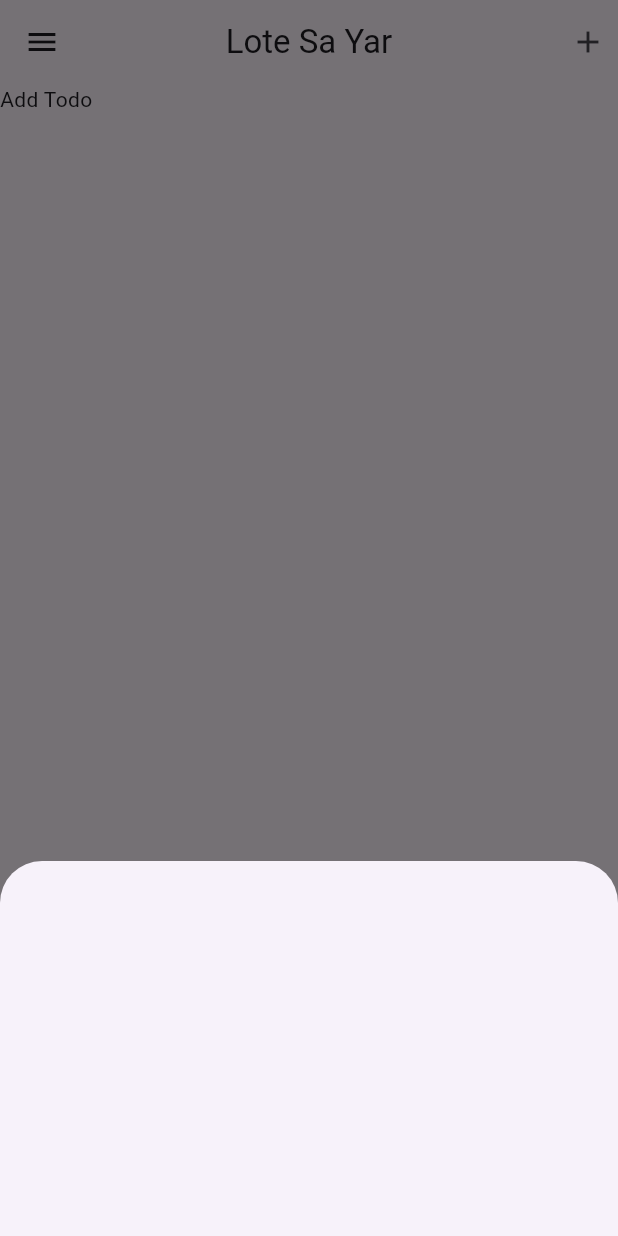
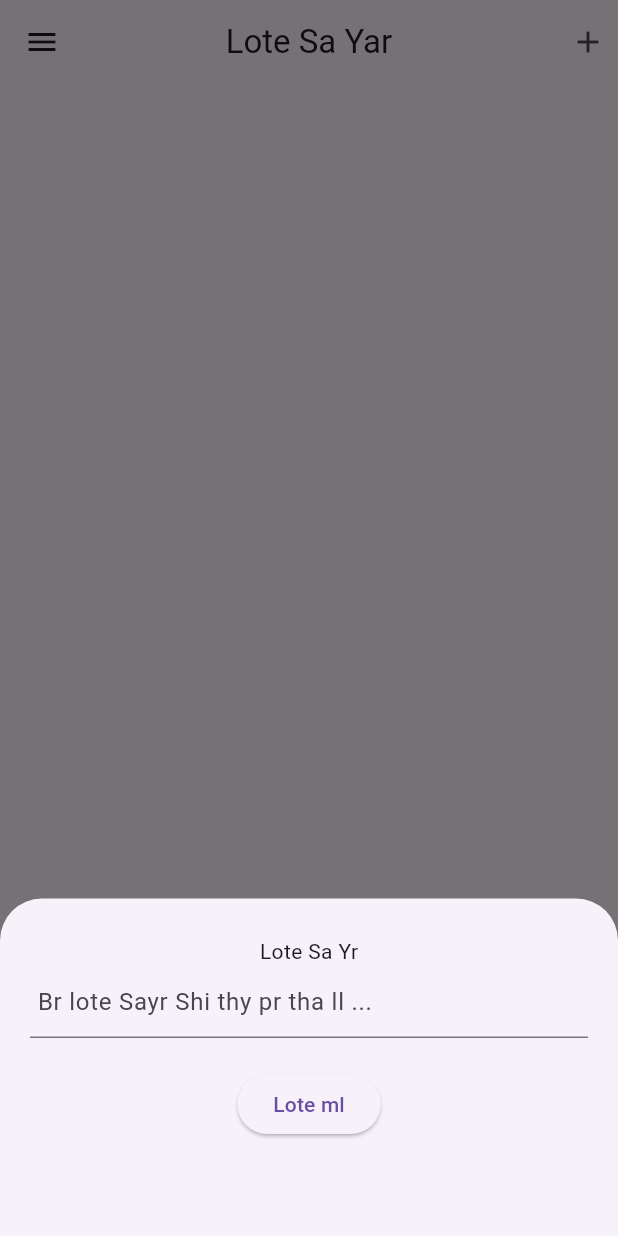
Before and after one commit to Myatty/Lote-Sa-Yar, a Flutter app: the screen it shows after launch, after a tap on the "add" icon, on a phone screen of 412 x 824 dp. Run offline on Flutter 3.47's test engine with Material 3 defaults, Android fonts, the phone set to English and light mode, and no system bars; our stand-ins replace feather_icons.

Commit message:
Add Text Controller

```diff
--- a/lib/addTodo.dart
+++ b/lib/addTodo.dart
@@ -8,8 +8,32 @@ class AddTodo extends StatefulWidget {
 }
 
 class _AddTodoState extends State<AddTodo> {
+  TextEditingController todoText = TextEditingController();
+
   @override
   Widget build(BuildContext context) {
-    return Text('Add Todo');
+    return Column(
+      children: [
+        Padding(
+          padding: const EdgeInsets.only(top: 5),
+          child: Text(
+            'Lote Sa Yr',
+          ),
+        ),
+        TextField(
+          controller: todoText,
+          decoration: InputDecoration(
+              contentPadding: EdgeInsets.all(5),
+              hintText: 'Br lote Sayr Shi thy pr tha ll ... '),
+        ),
+        Padding(
+          padding: const EdgeInsets.only(top: 20.0), // Add padding to the top
+          child: ElevatedButton(
+            onPressed: () {},
+            child: Text("Lote ml"),
+          ),
+        ),
+      ],
+    );
   }
 }
--- a/lib/mainScreen.dart
+++ b/lib/mainScreen.dart
@@ -24,7 +24,9 @@ class _MainscreenState extends State<Mainscreen> {
                   context: context,
                   builder: (context) {
                     return Container(
-                      height: 250,
+                      padding: EdgeInsets.all(20),
+                      height: 225,
+                      child: AddTodo(),
                     );
                   });
             },
@@ -37,7 +39,7 @@ class _MainscreenState extends State<Mainscreen> {
           )
         ],
       ),
-      body: AddTodo(),
+      body: Container(),
     );
   }
 }
```
